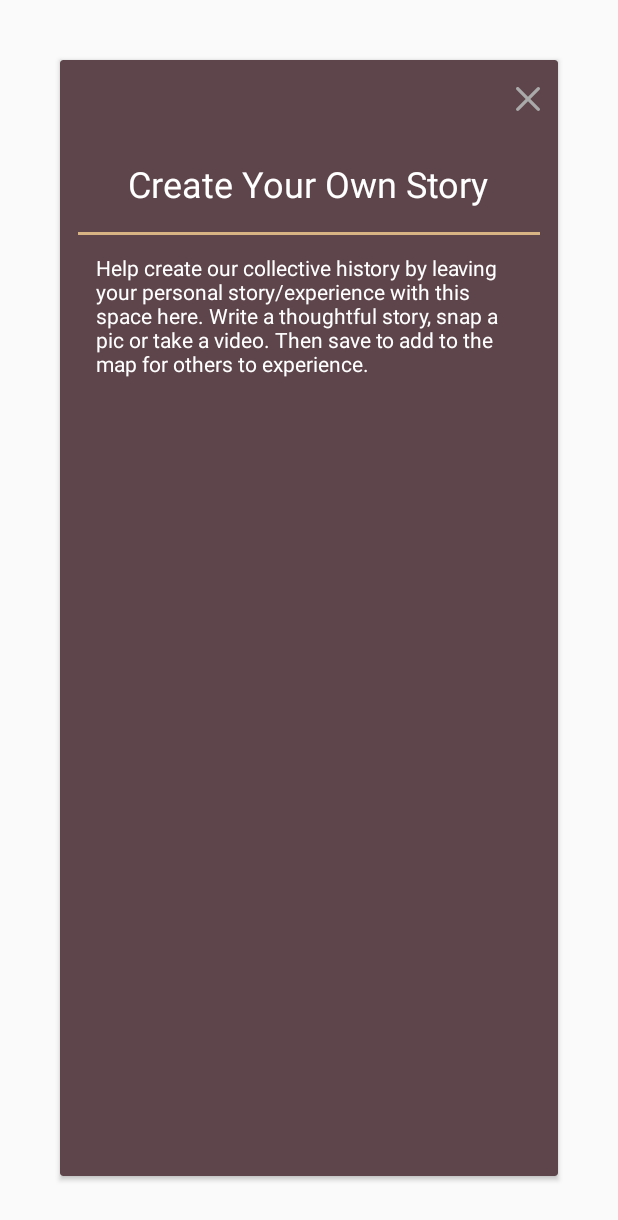
After one commit to svalexander/Story-On-Site, an Android app: the layout prompt_diagfrag.xml on its own in the app's theme, with its tools: preview values and no code run, on a phone screen of 412 x 824 dp. The commit adds this screen. Shown: the top 1220 px of the screen. Run offline under Robolectric (Android 15) with nearby library versions, the phone set to English and light mode, and no system bars.

Commit message:
added prompt in create status

```diff
--- /dev/null
+++ b/app/src/main/res/drawable/ic_001_access_denied.xml
@@ -0,0 +1,9 @@
+<vector xmlns:android="http://schemas.android.com/apk/res/android"
+        android:width="220dp"
+        android:height="220dp"
+        android:viewportWidth="220.176"
+        android:viewportHeight="220.176">
+    <path
+        android:pathData="M131.58,110.08l84.18,-84.15c5.9,-5.93 5.9,-15.56 0,-21.49c-5.93,-5.93 -15.6,-5.93 -21.49,0l-84.18,84.15L25.94,4.45c-5.93,-5.93 -15.56,-5.93 -21.49,0s-5.93,15.56 0,21.49l84.15,84.15L4.45,194.26c-5.93,5.9 -5.93,15.56 0,21.49c5.93,5.9 15.56,5.9 21.49,0l84.15,-84.18l84.18,84.18c5.9,5.9 15.56,5.9 21.49,0c5.9,-5.93 5.9,-15.6 0,-21.49L131.58,110.08z"
+        android:fillColor="#010002"/>
+</vector>
--- /dev/null
+++ b/app/src/main/res/layout/prompt_diagfrag.xml
@@ -0,0 +1,69 @@
+<?xml version="1.0" encoding="utf-8"?>
+<android.support.v7.widget.CardView xmlns:android="http://schemas.android.com/apk/res/android"
+    xmlns:app="http://schemas.android.com/apk/res-auto"
+    android:id="@+id/prompt_card"
+    android:layout_width="match_parent"
+    android:layout_height="match_parent"
+    android:layout_margin="40dp"
+    app:cardBackgroundColor="@color/retro_brown">
+
+    <RelativeLayout
+        android:layout_width="wrap_content"
+        android:layout_height="match_parent"
+        app:backgroundTint="@color/retro_brown">
+
+        <ImageButton
+            android:id="@+id/xbttn"
+            android:layout_width="40dp"
+            android:layout_height="40dp"
+            android:scaleType="fitXY"
+            android:padding="12dp"
+            android:layout_alignParentEnd="true"
+            android:layout_alignParentRight="true"
+            android:layout_marginTop="6dp"
+            android:background="@null"
+            android:src="@drawable/ic_001_access_denied"
+            android:tint="#aaffffff" />
+
+        <TextView
+            android:id="@+id/prompt_title"
+            android:layout_width="wrap_content"
+            android:layout_height="wrap_content"
+            android:layout_below="@id/xbttn"
+            android:layout_centerHorizontal="true"
+            android:layout_marginBottom="10dp"
+            android:layout_marginLeft="20dp"
+            android:layout_marginRight="20dp"
+            android:layout_marginTop="20dp"
+            android:gravity="center_horizontal"
+            android:text="@string/create_btn_state"
+            android:textColor="@color/white_text"
+            android:textSize="24sp" />
+
+        <View
+            android:id="@+id/prompt_divider"
+            android:layout_width="match_parent"
+            android:layout_height="2dp"
+            android:layout_below="@id/prompt_title"
+            android:layout_marginEnd="12dp"
+            android:layout_marginLeft="12dp"
+            android:layout_marginRight="12dp"
+            android:layout_marginStart="12dp"
+            android:layout_marginTop="6dp"
+            android:background="@color/retro_cream" />
+
+        <TextView
+            android:id="@+id/prompt_message"
+            android:layout_width="wrap_content"
+            android:layout_height="wrap_content"
+            android:layout_below="@id/prompt_divider"
+            android:layout_marginBottom="40dp"
+            android:layout_marginEnd="12dp"
+            android:layout_marginLeft="12dp"
+            android:layout_marginRight="12dp"
+            android:layout_marginStart="12dp"
+            android:padding="12sp"
+            android:text="@string/create_prompt"
+            android:textColor="@color/white_text" />
+    </RelativeLayout>
+</android.support.v7.widget.CardView>
```
Also changed, not shown: app/src/main/java/nyc/c4q/helenchan/makinghistory/CreateYourStoryFragment.java (+17 -11 lines), app/src/main/java/nyc/c4q/helenchan/makinghistory/PromptDiaglog.java (added, +54 -0 lines), app/src/main/res/drawable/ic_003_shapes.xml (added, +12 -0 lines), app/src/main/res/drawable/ic_question_mark.xml (added, +9 -0 lines), app/src/main/res/drawable/x_button_clear_background.xml (added, +10 -0 lines), app/src/main/res/layout/activity_create_content.xml (+41 -18 lines).
